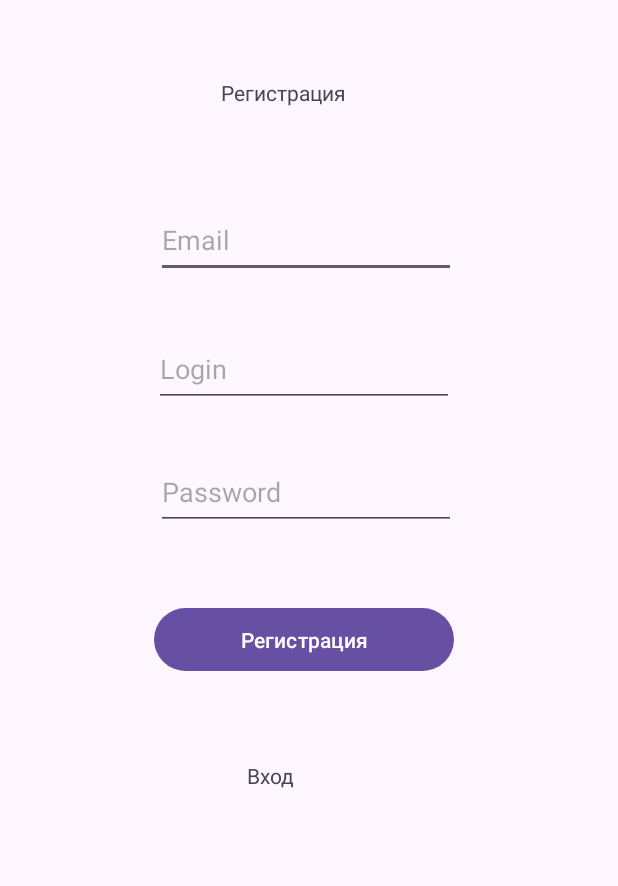
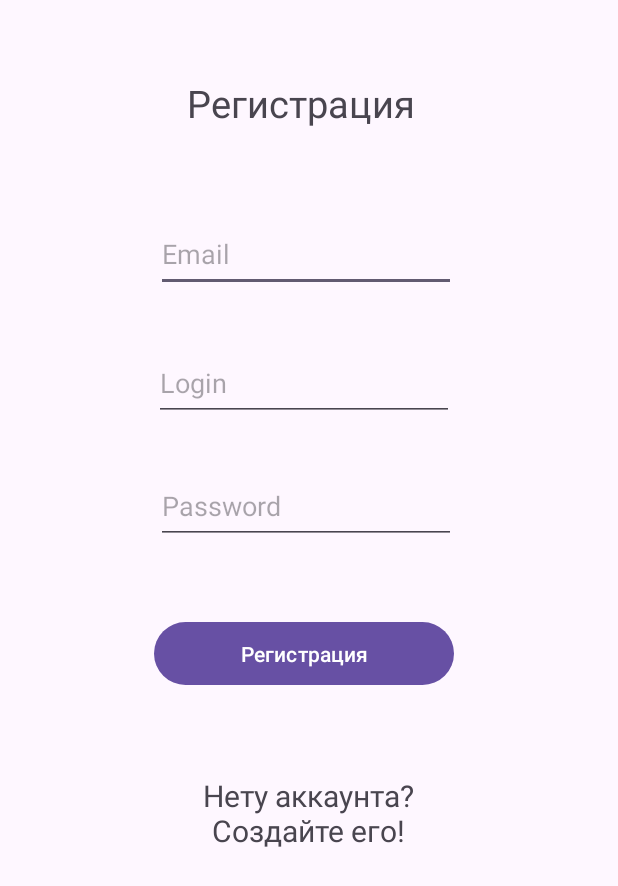
Before and after one commit to Voch302/AGRO_T2, an Android app: the screen it shows after launch (MainActivity), on a phone screen of 412 x 824 dp. Shown: the top 886 px of the screen. Run offline under Robolectric (Android 15) with nearby library versions, the phone set to English and light mode, and no system bars.

Commit message:
убраны ошибки в кнопках и  тексте

```diff
--- a/app/src/main/java/com/example/agro_t2/AuthActivity.kt
+++ b/app/src/main/java/com/example/agro_t2/AuthActivity.kt
@@ -31,7 +31,7 @@
             else {
                 if ((login != "") && (pass != "")) {
                     Toast.makeText(this, "Успешный вход", Toast.LENGTH_LONG).show()
-                    val intentLogIn = Intent(this, orderActivity::class.java)
+                    val intentLogIn = Intent(this, Main_Menu::class.java)
                     startActivity(intentLogIn)
                 }
             }
--- a/app/src/main/java/com/example/agro_t2/User.kt
+++ b/app/src/main/java/com/example/agro_t2/User.kt
@@ -1,6 +1,6 @@
 package com.example.agro_t2
 
-class User (val login:String="", val email:String="", val pass:String=""){
+class User (val login:String="loginDEMO", val email:String="emailDEMO", val pass:String="passDEMO"){
     val UserLogin = login
     val UserEmail = email
     val UserPass = pass
--- a/app/src/main/res/layout/activity_main.xml
+++ b/app/src/main/res/layout/activity_main.xml
@@ -9,9 +9,11 @@
 
     <TextView
         android:id="@+id/TextReg_main"
-        android:layout_width="99dp"
-        android:layout_height="51dp"
+        android:layout_width="210dp"
+        android:layout_height="61dp"
+        android:gravity="center_horizontal"
         android:text="Регистрация"
+        android:textSize="25dp"
         app:layout_constraintBottom_toBottomOf="parent"
         app:layout_constraintEnd_toEndOf="parent"
         app:layout_constraintHorizontal_bias="0.471"
@@ -77,10 +79,12 @@
 
     <TextView
         android:id="@+id/textToAuth_reg"
-        android:layout_width="81dp"
-        android:layout_height="52dp"
+        android:layout_width="218dp"
+        android:layout_height="53dp"
         android:layout_marginTop="56dp"
-        android:text="Вход"
+        android:gravity="center_horizontal"
+        android:text="Нету аккаунта? Создайте его!"
+        android:textSize="20dp"
         app:layout_constraintEnd_toEndOf="parent"
         app:layout_constraintHorizontal_bias="0.498"
         app:layout_constraintStart_toStartOf="parent"
```
Also changed, not shown: app/src/main/java/com/example/agro_t2/Main_Menu.kt (+16 -10 lines), app/src/main/res/layout/activity_auth.xml (+8 -4 lines), app/src/main/res/layout/activity_settings.xml (+4 -4 lines).
